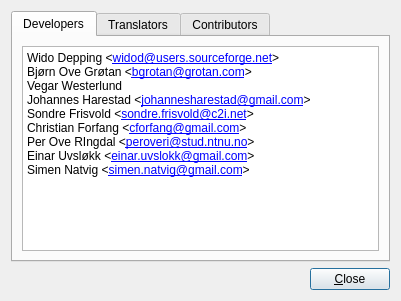
This is resources/forms/AboutCreditsDesign.ui in einaru/luma as Qt 5 draws it before an edit. The edited form follows.
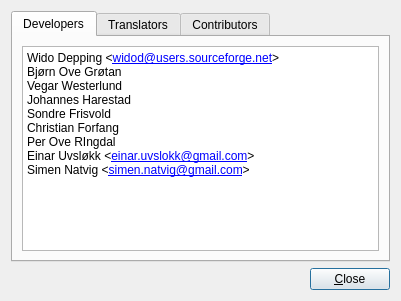
This is the edited form.

Diff of the .ui file:
```diff
--- a/resources/forms/AboutCreditsDesign.ui
+++ b/resources/forms/AboutCreditsDesign.ui
@@ -36,12 +36,12 @@
 p, li { white-space: pre-wrap; }
 &lt;/style&gt;&lt;/head&gt;&lt;body style=&quot; font-family:'Sans'; font-size:9pt; font-weight:400; font-style:normal;&quot;&gt;
 &lt;p style=&quot; margin-top:0px; margin-bottom:0px; margin-left:0px; margin-right:0px; -qt-block-indent:0; text-indent:0px;&quot;&gt;Wido Depping &amp;lt;&lt;a href=&quot;mailto:widod@users.sourceforge.net&quot;&gt;&lt;span style=&quot; text-decoration: underline; color:#0000ff;&quot;&gt;widod@users.sourceforge.net&lt;/span&gt;&lt;/a&gt;&amp;gt;&lt;/p&gt;
-&lt;p style=&quot; margin-top:0px; margin-bottom:0px; margin-left:0px; margin-right:0px; -qt-block-indent:0; text-indent:0px;&quot;&gt;Bjørn Ove Grøtan &amp;lt;&lt;a href=&quot;mailto:bgrotan@grotan.com&quot;&gt;&lt;span style=&quot; text-decoration: underline; color:#0000ff;&quot;&gt;bgrotan@grotan.com&lt;/span&gt;&lt;/a&gt;&amp;gt;&lt;/p&gt;
+&lt;p style=&quot; margin-top:0px; margin-bottom:0px; margin-left:0px; margin-right:0px; -qt-block-indent:0; text-indent:0px;&quot;&gt;Bjørn Ove Grøtan&lt;/p&gt;
 &lt;p style=&quot; margin-top:0px; margin-bottom:0px; margin-left:0px; margin-right:0px; -qt-block-indent:0; text-indent:0px;&quot;&gt;Vegar Westerlund&lt;/p&gt;
-&lt;p style=&quot; margin-top:0px; margin-bottom:0px; margin-left:0px; margin-right:0px; -qt-block-indent:0; text-indent:0px;&quot;&gt;Johannes Harestad &amp;lt;&lt;a href=&quot;mailto:johannesharestad@gmail.com&quot;&gt;&lt;span style=&quot; text-decoration: underline; color:#0000ff;&quot;&gt;johannesharestad@gmail.com&lt;/span&gt;&lt;/a&gt;&amp;gt;&lt;/p&gt;
-&lt;p style=&quot; margin-top:0px; margin-bottom:0px; margin-left:0px; margin-right:0px; -qt-block-indent:0; text-indent:0px;&quot;&gt;Sondre Frisvold &amp;lt;&lt;a href=&quot;mailto:sondre.frisvold@c2i.net&quot;&gt;&lt;span style=&quot; text-decoration: underline; color:#0000ff;&quot;&gt;sondre.frisvold@c2i.net&lt;/span&gt;&lt;/a&gt;&amp;gt;&lt;/p&gt;
-&lt;p style=&quot; margin-top:0px; margin-bottom:0px; margin-left:0px; margin-right:0px; -qt-block-indent:0; text-indent:0px;&quot;&gt;Christian Forfang &amp;lt;&lt;a href=&quot;mailto:cforfang@gmail.com&quot;&gt;&lt;span style=&quot; text-decoration: underline; color:#0000ff;&quot;&gt;cforfang@gmail.com&lt;/span&gt;&lt;/a&gt;&amp;gt;&lt;/p&gt;
-&lt;p style=&quot; margin-top:0px; margin-bottom:0px; margin-left:0px; margin-right:0px; -qt-block-indent:0; text-indent:0px;&quot;&gt;Per Ove RIngdal &amp;lt;&lt;a href=&quot;mailto:peroveri@stud.ntnu.no&quot;&gt;&lt;span style=&quot; text-decoration: underline; color:#0000ff;&quot;&gt;peroveri@stud.ntnu.no&lt;/span&gt;&lt;/a&gt;&amp;gt;&lt;/p&gt;
+&lt;p style=&quot; margin-top:0px; margin-bottom:0px; margin-left:0px; margin-right:0px; -qt-block-indent:0; text-indent:0px;&quot;&gt;Johannes Harestad&lt;/p&gt;
+&lt;p style=&quot; margin-top:0px; margin-bottom:0px; margin-left:0px; margin-right:0px; -qt-block-indent:0; text-indent:0px;&quot;&gt;Sondre Frisvold&lt;/p&gt;
+&lt;p style=&quot; margin-top:0px; margin-bottom:0px; margin-left:0px; margin-right:0px; -qt-block-indent:0; text-indent:0px;&quot;&gt;Christian Forfang&lt;/p&gt;
+&lt;p style=&quot; margin-top:0px; margin-bottom:0px; margin-left:0px; margin-right:0px; -qt-block-indent:0; text-indent:0px;&quot;&gt;Per Ove RIngdal&lt;/p&gt;
 &lt;p style=&quot; margin-top:0px; margin-bottom:0px; margin-left:0px; margin-right:0px; -qt-block-indent:0; text-indent:0px;&quot;&gt;Einar Uvsløkk &amp;lt;&lt;a href=&quot;mailto:einaru@stud.ntnu.no&quot;&gt;&lt;span style=&quot; text-decoration: underline; color:#0000ff;&quot;&gt;einar.uvslokk@gmail.com&lt;/span&gt;&lt;/a&gt;&amp;gt;&lt;/p&gt;
 &lt;p style=&quot; margin-top:0px; margin-bottom:0px; margin-left:0px; margin-right:0px; -qt-block-indent:0; text-indent:0px;&quot;&gt;Simen Natvig &amp;lt;&lt;a href=&quot;mailto:simenna@stud.ntnu.no&quot;&gt;&lt;span style=&quot; text-decoration: underline; color:#0000ff;&quot;&gt;simen.natvig@gmail.com&lt;/span&gt;&lt;/a&gt;&amp;gt;&lt;/p&gt;&lt;/body&gt;&lt;/html&gt;</string>
          </property>
```
Left out of the diff: 8 changed lines with no effect on the pictures.
